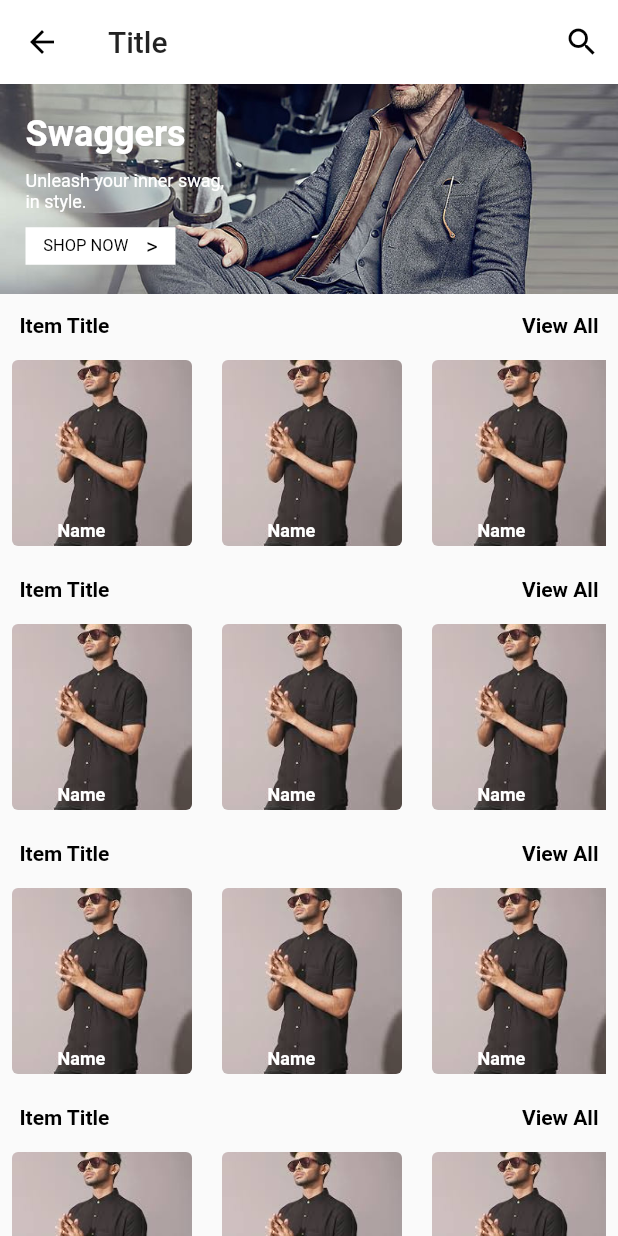
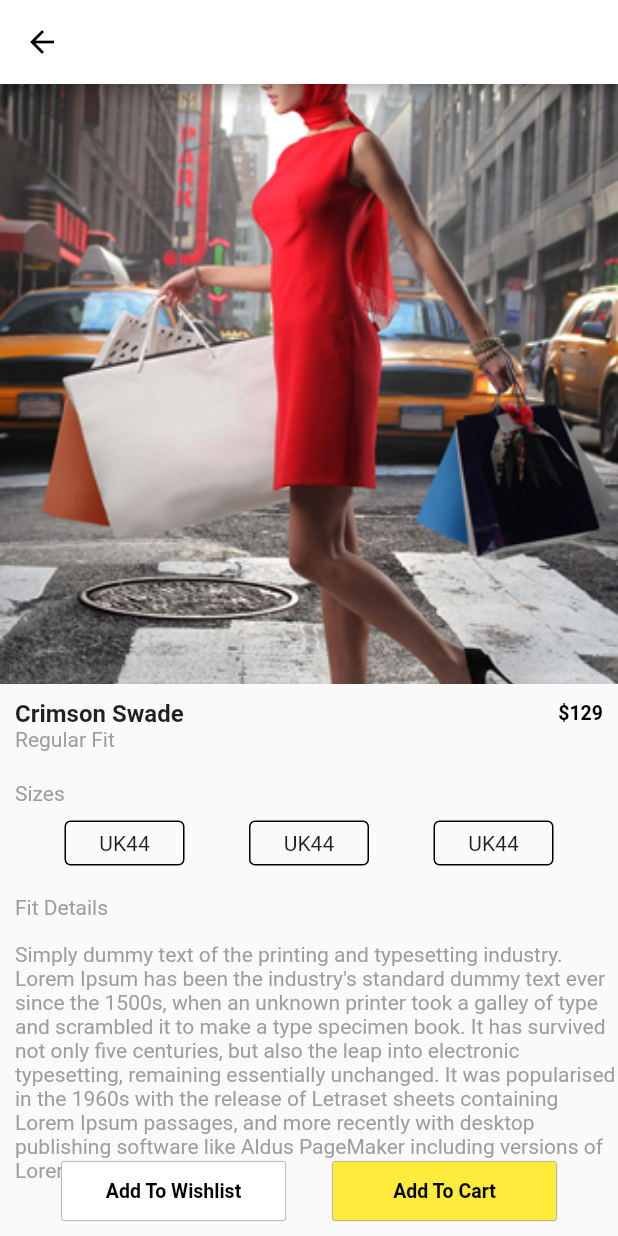
Before and after one commit to samaralii/StoreApp, a Flutter app: the SubItems screen opened directly, after a tap on "Name", on a phone screen of 412 x 824 dp. Run offline on Flutter 3.47's test engine with Material 2 defaults, Android fonts, the phone set to English and light mode, and no system bars.

Commit message:
work on detail view

```diff
--- /dev/null
+++ b/lib/features/detail/detail.dart
@@ -0,0 +1,172 @@
+import 'package:flutter/material.dart';
+import 'package:a63sales/utilz.dart';
+
+class Detail extends StatefulWidget {
+  @override
+  State<StatefulWidget> createState() {
+    return DetailState();
+  }
+}
+
+Widget body() {
+  return Stack(
+    alignment: Alignment.topCenter,
+    children: <Widget>[
+      SingleChildScrollView(
+        child: Column(
+          mainAxisAlignment: MainAxisAlignment.start,
+          children: <Widget>[
+            Container(
+              height: 400.0,
+              decoration: BoxDecoration(
+                  image: DecorationImage(
+                      image: AssetImage('assets/sample11.jpg'),
+                      fit: BoxFit.cover)),
+            ),
+            Container(
+              margin: EdgeInsets.only(left: 10.0, top: 10.0, right: 10.0),
+              child: Row(
+                mainAxisAlignment: MainAxisAlignment.spaceBetween,
+                crossAxisAlignment: CrossAxisAlignment.center,
+                children: <Widget>[
+                  Text(
+                    "Crimson Swade",
+                    style:
+                        TextStyle(fontWeight: FontWeight.bold, fontSize: 16.0),
+                  ),
+                  Text(
+                    r"$129",
+                    style: TextStyle(
+                        fontSize: 13.0,
+                        color: Colors.black,
+                        fontWeight: FontWeight.bold),
+                  ),
+                ],
+              ),
+            ),
+            Align(
+                alignment: Alignment.topLeft,
+                child: Container(
+                    margin: EdgeInsets.only(left: 10.0),
+                    child: Text(
+                      "Regular Fit",
+                      style: TextStyle(color: Colors.grey),
+                    ))),
+            Align(
+                alignment: Alignment.topLeft,
+                child: Container(
+                    margin:
+                        EdgeInsets.only(left: 10.0, top: 20.0, bottom: 10.0),
+                    child: Text(
+                      "Sizes",
+                      style: TextStyle(color: Colors.grey),
+                    ))),
+            Row(
+              mainAxisAlignment: MainAxisAlignment.spaceEvenly,
+              children: <Widget>[
+                sizeButton(),
+                sizeButton(),
+                sizeButton(),
+              ],
+            ),
+            Align(
+                alignment: Alignment.topLeft,
+                child: Container(
+                    margin:
+                        EdgeInsets.only(left: 10.0, top: 20.0, bottom: 10.0),
+                    child: Text(
+                      "Fit Details",
+                      style: TextStyle(color: Colors.grey),
+                    ))),
+            Align(
+                alignment: Alignment.topLeft,
+                child: Container(
+                    margin: EdgeInsets.only(left: 10.0, top: 5.0, bottom: 10.0),
+                    child: Text(
+                      Utilz.LONG_TEXT,
+                      textAlign: TextAlign.start,
+                      style: TextStyle(color: Colors.grey),
+                    ))),
+
+                  //bottom space
+                  Container(
+                      height: 70.0,
+                  )
+          ],
+        ),
+      ),
+      Align(
+        alignment: Alignment.bottomCenter,
+        child: Container(
+          margin: EdgeInsets.all(10.0),
+          child: Row(
+            mainAxisAlignment: MainAxisAlignment.spaceEvenly,
+            children: <Widget>[
+              InkWell(
+                onTap: () {},
+                child: Container(
+                  height: 40.0,
+                  width: 150.0,
+                  decoration: BoxDecoration(
+                      borderRadius: BorderRadius.circular(2.0),
+                      border: Border.all(color: Colors.grey, width: 0.5),
+                      color: Colors.white),
+                  child: Center(
+                      child: Text(
+                    "Add To Wishlist",
+                    style: TextStyle(
+                        fontSize: 13.0,
+                        color: Colors.black,
+                        fontWeight: FontWeight.bold),
+                  )),
+                ),
+              ),
+              InkWell(
+                onTap: () {},
+                child: Container(
+                  height: 40.0,
+                  width: 150.0,
+                  decoration: BoxDecoration(
+                      borderRadius: BorderRadius.circular(2.0),
+                      border: Border.all(color: Colors.grey, width: 0.5),
+                      color: Colors.yellow),
+                  child: Center(
+                      child: Text(
+                    "Add To Cart",
+                    style: TextStyle(
+                        fontSize: 13.0,
+                        color: Colors.black,
+                        fontWeight: FontWeight.bold),
+                  )),
+                ),
+              ),
+            ],
+          ),
+        ),
+      ),
+    ],
+  );
+}
+
+Widget sizeButton() {
+  return Container(
+    height: 30.0,
+    width: 80.0,
+    decoration: BoxDecoration(
+        borderRadius: BorderRadius.circular(4.0),
+        border: Border.all(color: Colors.black, width: 1.0)),
+    child: Center(
+      child: Text("UK44"),
+    ),
+  );
+}
+
+class DetailState extends State<Detail> {
+  @override
+  Widget build(BuildContext context) {
+    return Scaffold(
+      appBar: AppBar(),
+      body: body(),
+    );
+  }
+}
--- a/lib/features/sub_items/subItems.dart
+++ b/lib/features/sub_items/subItems.dart
@@ -1,4 +1,5 @@
 import 'package:flutter/material.dart';
+import 'package:a63sales/features/detail/detail.dart';
 
 class SubItems extends StatefulWidget {
   @override
@@ -136,7 +137,11 @@ class SubItemsState extends State<SubItems> {
 
   Widget subItems(BuildContext context) {
     return InkWell(
-      onTap: () {},
+      onTap: () {
+
+        Navigator.push(context, MaterialPageRoute(builder: (context) => Detail()));
+
+      },
       child: Container(
         margin: EdgeInsets.only(right: 20.0),
         height: 120.0,
--- a/lib/utilz.dart
+++ b/lib/utilz.dart
@@ -3,5 +3,6 @@ class Utilz {
 
   static const APP_Name = "63Sales";
 
+  static const LONG_TEXT = "Simply dummy text of the printing and typesetting industry. Lorem Ipsum has been the industry's standard dummy text ever since the 1500s, when an unknown printer took a galley of type and scrambled it to make a type specimen book. It has survived not only five centuries, but also the leap into electronic typesetting, remaining essentially unchanged. It was popularised in the 1960s with the release of Letraset sheets containing Lorem Ipsum passages, and more recently with desktop publishing software like Aldus PageMaker including versions of Lorem Ipsum.";
 
 }
--- a/pubspec.yaml
+++ b/pubspec.yaml
@@ -51,6 +51,7 @@ flutter:
    - assets/sample8.jpg
    - assets/sample9.jpg
    - assets/sample10.jpeg
+   - assets/sample11.jpg
   #  - images/a_dot_ham.jpeg
 
   # An image asset can refer to one or more resolution-specific "variants", see
```
Also changed, not shown: assets/sample11.jpg (added).
